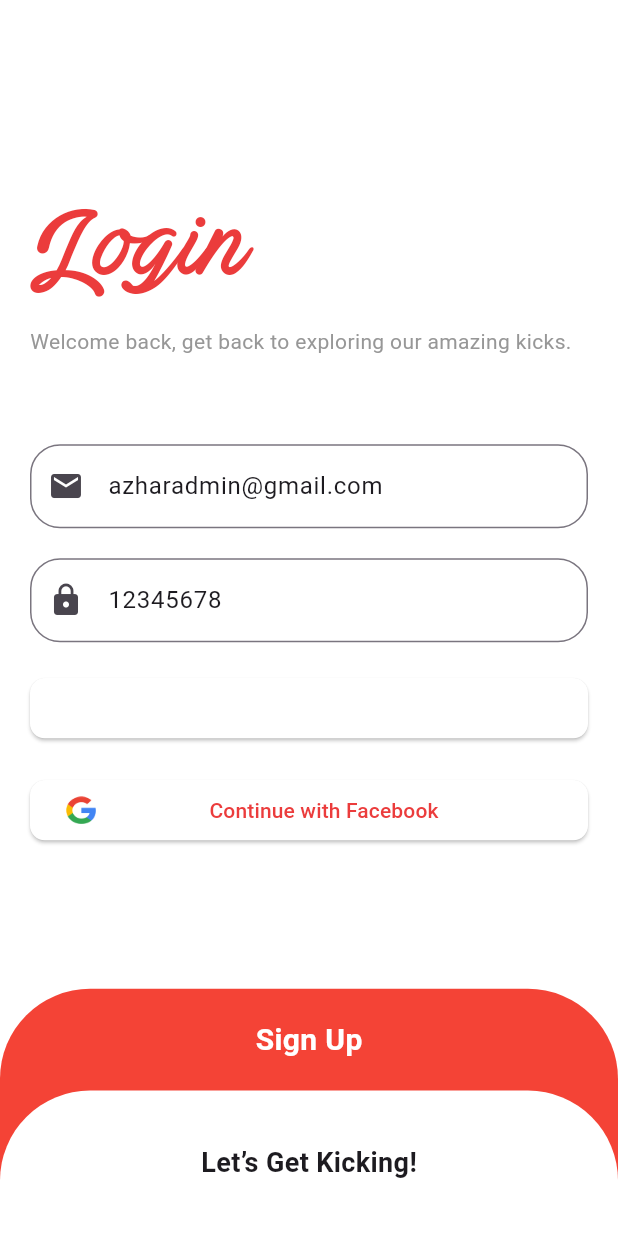
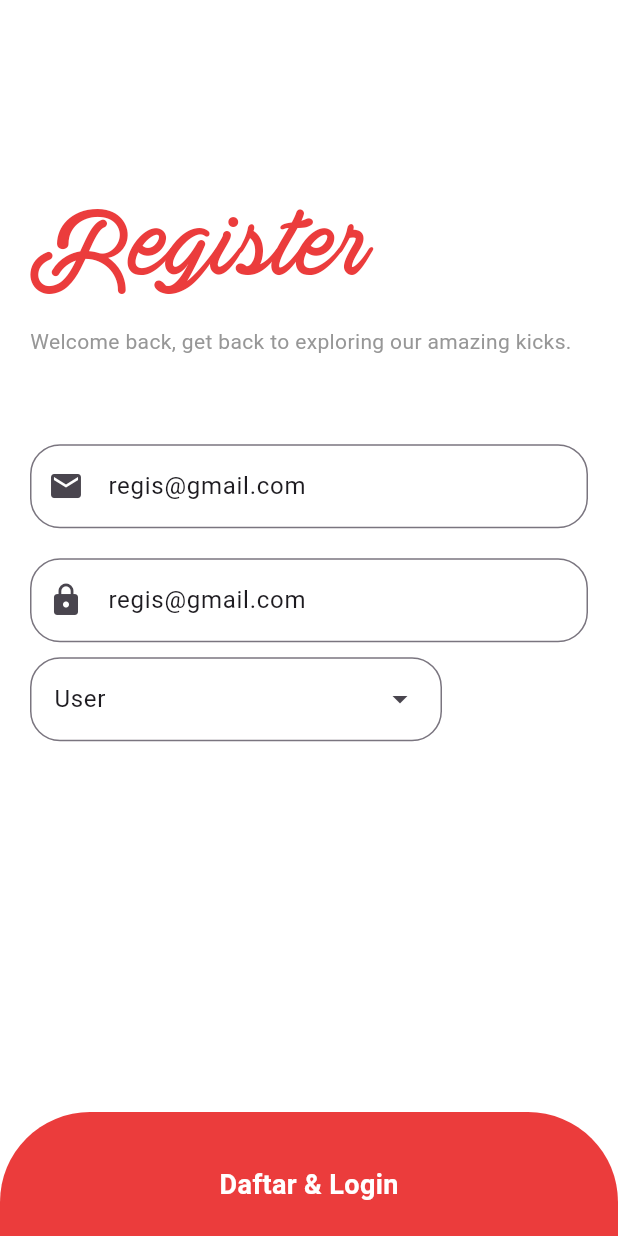
Before and after one commit to azharrizal06/AntriKu, a Flutter app: the screen it shows after launch, after a tap on "Let’s Get Kicking!", on a phone screen of 412 x 824 dp. Run offline on Flutter 3.47's test engine with Material 3 defaults, Android fonts, the phone set to English and light mode, and no system bars; our stand-ins replace bloc, flutter_bloc, shared_preferences.

Commit message:
fix ui register

```diff
--- a/lib/help/help.dart
+++ b/lib/help/help.dart
@@ -10,13 +10,14 @@ class Warna {
   final Color secondary;
   final Color red;
   final Color grey;
+  final Color black;
 
-  Warna({
-    required this.primary,
+  Warna(
+      {required this.primary,
       required this.secondary,
       required this.red,
       required this.grey,
-  });
+      required this.black});
 
   // Contoh factory method untuk menggunakan default value seperti di class sebelumnya
   factory Warna.defaultColors() {
@@ -25,6 +26,6 @@ class Warna {
         secondary: Color(0xFF4584FF),
         red: Color(0xFFEB3C3C),
         grey: Color(0xFF979797),
-    );
+        black: Color(0xFF000000));
   }
 }
--- a/lib/main.dart
+++ b/lib/main.dart
@@ -1,8 +1,8 @@
-import 'package:antriku/screen/sples.dart';
 import 'package:flutter/material.dart';
 import 'package:flutter_bloc/flutter_bloc.dart';
 
 import 'bloc/Auth/auth_bloc.dart';
+import 'screen/sples.dart';
 
 void main() {
   WidgetsFlutterBinding.ensureInitialized();
@@ -26,7 +26,7 @@ class MyApp extends StatelessWidget {
               colorScheme: ColorScheme.fromSeed(seedColor: Colors.deepPurple),
               useMaterial3: true,
             ),
-            // home: Login())
+            // home: Register()));
             home: Sples()));
   }
 }
--- /dev/null
+++ b/lib/screen/Register.dart
@@ -0,0 +1,117 @@
+import 'package:flutter/material.dart';
+
+import '../help/help.dart';
+import '../widget/TextInput.dart';
+import '../widget/TombolRegister.dart';
+
+class Register extends StatefulWidget {
+  const Register({super.key});
+
+  @override
+  State<Register> createState() => _RegisterState();
+}
+
+class _RegisterState extends State<Register> with TickerProviderStateMixin {
+  AnimationController? _controller;
+  Animation<Offset>? _offsetAnimation;
+  void initState() {
+    super.initState();
+    _controller = AnimationController(
+      duration: const Duration(seconds: 1, milliseconds: 500),
+      vsync: this,
+    );
+
+    _offsetAnimation = Tween<Offset>(
+      begin: const Offset(0.0, 1.0), // Start from offscreen (bottom)
+      end: Offset.zero, // End at its normal position
+    ).animate(CurvedAnimation(
+      parent: _controller!,
+      curve: Curves.easeInOut,
+    ));
+
+    // Start the animation
+    _controller?.forward();
+  }
+
+  @override
+  Widget build(BuildContext context) {
+    ValueNotifier<String?> selectedRole = ValueNotifier<String?>("user");
+    var tinggi = MediaQuery.of(context).size.height;
+    var lebar = MediaQuery.of(context).size.width;
+    TextEditingController email =
+        TextEditingController(text: "regis@gmail.com");
+    TextEditingController password =
+        TextEditingController(text: "regis@gmail.com");
+    return Scaffold(
+      backgroundColor: warna.primary,
+      body: SafeArea(
+        child: Container(
+          padding: EdgeInsets.symmetric(horizontal: 20),
+          width: lebar,
+          child: Column(
+            crossAxisAlignment: CrossAxisAlignment.start,
+            children: [
+              SizedBox(
+                height: tinggi / 7,
+              ),
+              Text(
+                "Register",
+                style: TextStyle(
+                  fontSize: 70,
+                  fontFamily: "Actonia",
+                  color: warna.red,
+                ),
+              ),
+              Text(
+                "Welcome back, get back to exploring our amazing kicks.",
+                style: TextStyle(color: warna.grey),
+              ),
+              SizedBox(
+                height: tinggi / 17,
+              ),
+              TextInput(
+                controller: email,
+                label: "Email",
+                icons: Icons.email,
+              ),
+              TextInput(
+                controller: password,
+                icons: Icons.lock,
+                label: "Password",
+              ),
+              ValueListenableBuilder<String?>(
+                valueListenable: selectedRole,
+                builder: (context, value, child) {
+                  return DropdownMenu(
+                    inputDecorationTheme: InputDecorationTheme(
+                        border: OutlineInputBorder(
+                      borderRadius: BorderRadius.circular(20),
+                    )),
+                    width: lebar / 1.5,
+                    dropdownMenuEntries: const [
+                      DropdownMenuEntry(label: "Admin", value: "admin"),
+                      DropdownMenuEntry(label: "User", value: "user"),
+                    ],
+                    onSelected: (String? selectedValue) {
+                      selectedRole.value = selectedValue;
+                    },
+                    initialSelection: selectedRole.value,
+                  );
+                },
+              ),
+            ],
+          ),
+        ),
+      ),
+      bottomNavigationBar: TombolRegister(
+        offsetAnimation: _offsetAnimation,
+        tinggi: tinggi,
+        warna: warna.red,
+        onTap: () {
+          print("Daftar sebagai ${selectedRole.value}");
+        },
+        lebel: "Daftar & Login",
+      ),
+    );
+  }
+}
--- a/lib/screen/login.dart
+++ b/lib/screen/login.dart
@@ -1,9 +1,12 @@
 import 'package:antriku/help/help.dart';
 import 'package:antriku/screen/Dhasbroad.dart';
+import 'package:antriku/screen/Register.dart';
 import 'package:flutter/material.dart';
 import 'package:flutter_bloc/flutter_bloc.dart';
 
 import '../bloc/Auth/auth_bloc.dart';
+import '../widget/TextInput.dart';
+import '../widget/TombolRegister.dart';
 
 class Login extends StatefulWidget {
   const Login({super.key});
@@ -74,27 +77,15 @@ class _LoginState extends State<Login> with SingleTickerProviderStateMixin {
                       SizedBox(
                         height: tinggi / 17,
                       ),
-                      Padding(
-                        padding: const EdgeInsets.symmetric(vertical: 10),
-                        child: TextField(
-                          controller: email,
-                          decoration: InputDecoration(
-                              hintText: "Email",
-                              border: OutlineInputBorder(
-                                  borderRadius: BorderRadius.circular(20)),
-                              prefixIcon: Icon(Icons.email)),
-                        ),
+                      TextInput(
+                        controller: email,
+                        label: "Email",
+                        icons: Icons.email,
                       ),
-                      Padding(
-                        padding: const EdgeInsets.symmetric(vertical: 10),
-                        child: TextField(
-                          controller: password,
-                          decoration: InputDecoration(
-                              hintText: "Password",
-                              border: OutlineInputBorder(
-                                  borderRadius: BorderRadius.circular(20)),
-                              prefixIcon: Icon(Icons.lock)),
-                        ),
+                      TextInput(
+                        controller: password,
+                        label: "Password",
+                        icons: Icons.lock,
                       ),
                       Container(
                         padding: EdgeInsets.symmetric(vertical: 10),
@@ -104,7 +95,7 @@ class _LoginState extends State<Login> with SingleTickerProviderStateMixin {
                             backgroundColor:
                                 WidgetStateProperty.all(warna.primary),
                             foregroundColor:
-                                WidgetStateProperty.all(warna.primary),
+                                WidgetStateProperty.all(warna.secondary),
                             shape: MaterialStateProperty.all(
                               RoundedRectangleBorder(
                                 borderRadius: BorderRadius.circular(10),
@@ -218,34 +209,18 @@ class _LoginState extends State<Login> with SingleTickerProviderStateMixin {
                             ),
                           ),
                         ),
-                        SlideTransition(
-                          position: _offsetAnimation!,
-                          child: InkWell(
+                        TombolRegister(
                             onTap: () {
-                              print("Register");
+                              Navigator.push(
+                                  context,
+                                  MaterialPageRoute(
+                                    builder: (context) => Register(),
+                                  ));
                             },
-                            child: Container(
-                              decoration: BoxDecoration(
-                                color: warna
-                                    .primary, // Ganti dengan warna yang sesuai
-                                borderRadius: BorderRadius.vertical(
-                                  top: Radius.circular(60),
-                                ),
-                              ),
-                              width: double.infinity,
-                              height: tinggi / 8.5,
-                              child: Align(
-                                alignment: Alignment.center,
-                                child: Text(
-                                  "Let’s Get Kicking!",
-                                  style: TextStyle(
-                                      fontSize: 18,
-                                      fontWeight: FontWeight.bold),
-                                ),
-                              ),
-                            ),
-                          ),
-                        ),
+                            lebel: "Let’s Get Kicking!",
+                            offsetAnimation: _offsetAnimation,
+                            tinggi: tinggi,
+                            warna: warna.primary),
                       ],
                     );
                   },
--- /dev/null
+++ b/lib/widget/TextInput.dart
@@ -0,0 +1,27 @@
+import 'package:flutter/material.dart';
+
+class TextInput extends StatelessWidget {
+  TextInput(
+      {super.key,
+      required this.controller,
+      required this.label,
+      required this.icons});
+
+  String label;
+  final TextEditingController controller;
+  IconData icons;
+
+  @override
+  Widget build(BuildContext context) {
+    return Padding(
+      padding: const EdgeInsets.symmetric(vertical: 10),
+      child: TextField(
+        controller: controller,
+        decoration: InputDecoration(
+            hintText: "$label",
+            border: OutlineInputBorder(borderRadius: BorderRadius.circular(20)),
+            prefixIcon: Icon(icons)),
+      ),
+    );
+  }
+}
--- /dev/null
+++ b/lib/widget/TombolRegister.dart
@@ -0,0 +1,53 @@
+import 'package:antriku/help/help.dart';
+import 'package:flutter/material.dart';
+
+class TombolRegister extends StatelessWidget {
+  TombolRegister(
+      {super.key,
+      required Animation<Offset>? offsetAnimation,
+      required this.tinggi,
+      required this.lebel,
+      this.warna,
+      required this.onTap})
+      : _offsetAnimation = offsetAnimation;
+
+  final Animation<Offset>? _offsetAnimation;
+  final double tinggi;
+  String lebel;
+  Color? warna;
+  final VoidCallback? onTap;
+
+  @override
+  Widget build(BuildContext context) {
+    return SlideTransition(
+      position: _offsetAnimation!,
+      child: InkWell(
+        onTap: () {
+          onTap!();
+        },
+        child: Container(
+          decoration: BoxDecoration(
+            color: warna, // Ganti dengan warna yang sesuai
+            borderRadius: BorderRadius.vertical(
+              top: Radius.circular(60),
+            ),
+          ),
+          width: double.infinity,
+          height: tinggi / 8.5,
+          child: Align(
+            alignment: Alignment.center,
+            child: Text(
+              "$lebel",
+              style: TextStyle(
+                  fontSize: 18,
+                  fontWeight: FontWeight.bold,
+                  color: warna != Warna.defaultColors().red
+                      ? Warna.defaultColors().black
+                      : Warna.defaultColors().primary),
+            ),
+          ),
+        ),
+      ),
+    );
+  }
+}
```
Lines whose indentation alone changed are shown as unchanged.
